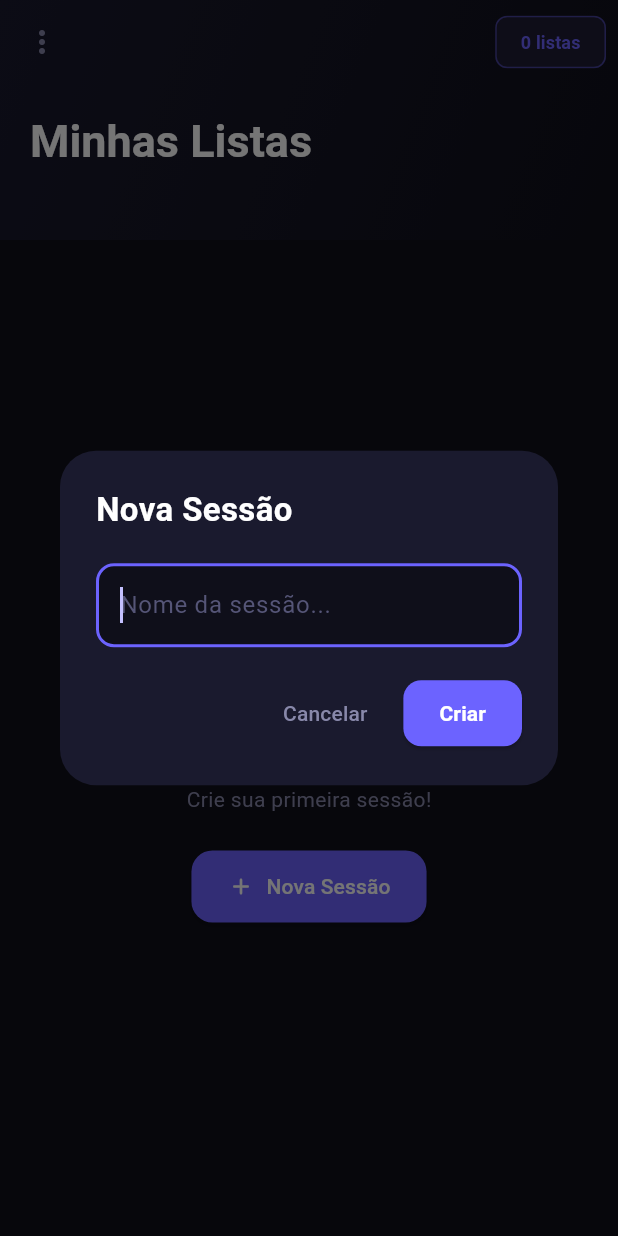
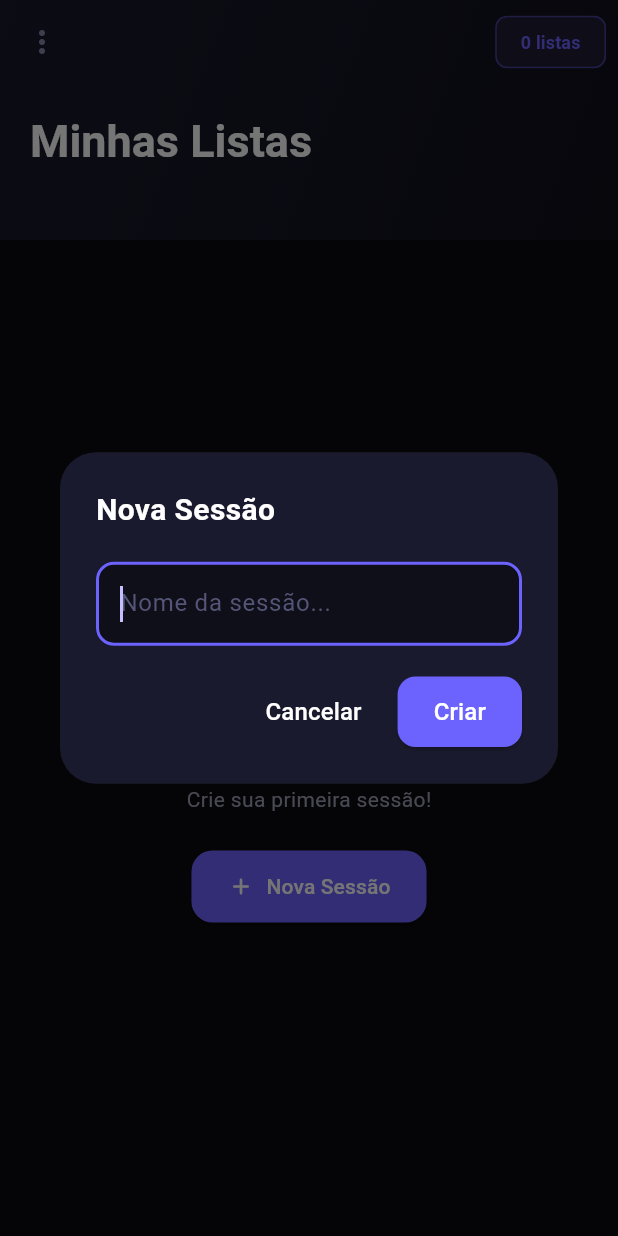
Before and after one commit to davy-bitencourt/chooser-app, a Flutter app: the screen it shows after launch, after a tap on "Nova Sessão", on a phone screen of 412 x 824 dp. Run offline on Flutter 3.47's test engine with Material 3 defaults, Android fonts, the phone set to English and light mode, and no system bars; our stand-ins replace file_picker, shared_preferences; Roboto replaces fonts that are missing (SF Pro Display).

Commit message:
add: styles

```diff
--- a/lib/screens/lists_screen.dart
+++ b/lib/screens/lists_screen.dart
@@ -5,6 +5,7 @@ import 'package:flutter/services.dart';
 import '../models/item_list.dart';
 import '../services/storage_service.dart';
 import 'items_screen.dart';
+import '../styles/styles.dart';
 
 class ListsScreen extends StatefulWidget {
   const ListsScreen({super.key});
@@ -113,17 +114,13 @@ class _ListsScreenState extends State<ListsScreen> with TickerProviderStateMixin
                   children: [
                     Padding(
                       padding: const EdgeInsets.symmetric(horizontal: 28),
-                      child: Text('Sorteio do Dia 🎲',
-                        style: const TextStyle(
-                          color: Colors.white,
-                          fontSize: 20,
-                          fontWeight: FontWeight.bold
-                        ),
+                      child: Text('Sorteio do Dia',
+                        style: AppStyles.textB1,
                         textAlign: TextAlign.center,
                       ),
                     ),
                     Positioned(
-                      right: 0,
+                      left: 0,
                       child: GestureDetector(
                         onTap: () {
                           final text = results
@@ -185,7 +182,6 @@ class _ListsScreenState extends State<ListsScreen> with TickerProviderStateMixin
 
   void _showCreateSessionDialog() {
     final nameController = TextEditingController();
-    String selectedEmoji = _emojis[0];
 
     showDialog(
       context: context,
@@ -200,10 +196,8 @@ class _ListsScreenState extends State<ListsScreen> with TickerProviderStateMixin
               crossAxisAlignment: CrossAxisAlignment.start,
               children: [
                 const Text('Nova Sessão',
-                    style: TextStyle(
-                        color: Colors.white,
-                        fontSize: 22,
-                        fontWeight: FontWeight.bold)),
+                    style: AppStyles.textB1,
+                    ),
                 const SizedBox(height: 20),
                 TextField(
                   controller: nameController,
@@ -230,8 +224,7 @@ class _ListsScreenState extends State<ListsScreen> with TickerProviderStateMixin
                   children: [
                     TextButton(
                       onPressed: () => Navigator.pop(ctx),
-                      child: const Text('Cancelar',
-                          style: TextStyle(color: Color(0xFF8888AA))),
+                      child: const Text('Cancelar', style: AppStyles.textS1),
                     ),
                     const SizedBox(width: 12),
                     ElevatedButton(
@@ -259,8 +252,7 @@ class _ListsScreenState extends State<ListsScreen> with TickerProviderStateMixin
                         padding: const EdgeInsets.symmetric(
                             horizontal: 24, vertical: 12),
                       ),
-                      child: const Text('Criar',
-                          style: TextStyle(fontWeight: FontWeight.bold)),
+                      child: const Text('Criar', style: AppStyles.textS1),
                     ),
                   ],
                 ),
@@ -289,13 +281,10 @@ class _ListsScreenState extends State<ListsScreen> with TickerProviderStateMixin
               crossAxisAlignment: CrossAxisAlignment.start,
               children: [
                 const Text('Nova Lista',
-                    style: TextStyle(
-                        color: Colors.white,
-                        fontSize: 22,
-                        fontWeight: FontWeight.bold)),
-                const SizedBox(height: 20),
+                    style: AppStyles.textB1),
+                const SizedBox(height: 15),
                 const Text('Escolha um emoji',
-                    style: TextStyle(color: Color(0xFF8888AA), fontSize: 13)),
+                    style: AppStyles.textSS2),
                 const SizedBox(height: 10),
                 SizedBox(
                   height: 120,
@@ -359,8 +348,7 @@ class _ListsScreenState extends State<ListsScreen> with TickerProviderStateMixin
                   children: [
                     TextButton(
                       onPressed: () => Navigator.pop(ctx),
-                      child: const Text('Cancelar',
-                          style: TextStyle(color: Color(0xFF8888AA))),
+                      child: const Text('Cancelar', style: AppStyles.textS1),
                     ),
                     const SizedBox(width: 12),
                     ElevatedButton(
@@ -385,8 +373,7 @@ class _ListsScreenState extends State<ListsScreen> with TickerProviderStateMixin
                         padding: const EdgeInsets.symmetric(
                             horizontal: 24, vertical: 12),
                       ),
-                      child: const Text('Criar',
-                          style: TextStyle(fontWeight: FontWeight.bold)),
+                      child: const Text('Criar', style: AppStyles.textS1),
                     ),
                   ],
                 ),
@@ -415,13 +402,10 @@ class _ListsScreenState extends State<ListsScreen> with TickerProviderStateMixin
               crossAxisAlignment: CrossAxisAlignment.start,
               children: [
                 const Text('Editar Lista',
-                    style: TextStyle(
-                        color: Colors.white,
-                        fontSize: 22,
-                        fontWeight: FontWeight.bold)),
+                    style: AppStyles.textB1),
                 const SizedBox(height: 20),
                 const Text('Escolha um emoji',
-                    style: TextStyle(color: Color(0xFF8888AA), fontSize: 13)),
+                    style: AppStyles.textSS2),
                 const SizedBox(height: 10),
                 SizedBox(
                   height: 120,
@@ -485,8 +469,7 @@ class _ListsScreenState extends State<ListsScreen> with TickerProviderStateMixin
                   children: [
                     TextButton(
                       onPressed: () => Navigator.pop(ctx),
-                      child: const Text('Cancelar',
-                          style: TextStyle(color: Color(0xFF8888AA))),
+                      child: const Text('Cancelar', style: AppStyles.textS1),
                     ),
                     const SizedBox(width: 12),
                     ElevatedButton(
@@ -542,8 +525,7 @@ class _ListsScreenState extends State<ListsScreen> with TickerProviderStateMixin
         actions: [
           TextButton(
             onPressed: () => Navigator.pop(ctx),
-            child: const Text('Cancelar',
-                style: TextStyle(color: Color(0xFF8888AA))),
+            child: const Text('Cancelar', style: AppStyles.textS1),
           ),
           ElevatedButton(
             onPressed: () {
@@ -585,8 +567,7 @@ void _showEditSessionDialog(Session session) {
             mainAxisSize: MainAxisSize.min,
             crossAxisAlignment: CrossAxisAlignment.start,
             children: [
-              const Text('Editar Sessão',
-                  style: TextStyle(color: Colors.white, fontSize: 22, fontWeight: FontWeight.bold)),
+              const Text('Editar Sessão', style: AppStyles.textB1),
               const SizedBox(height: 20),
               TextField(
                 controller: nameController,
@@ -613,7 +594,7 @@ void _showEditSessionDialog(Session session) {
                 children: [
                   TextButton(
                     onPressed: () => Navigator.pop(ctx),
-                    child: const Text('Cancelar', style: TextStyle(color: Color(0xFF8888AA))),
+                    child: const Text('Cancelar', style: AppStyles.textS1),
                   ),
                   const SizedBox(width: 12),
                   ElevatedButton(
@@ -663,7 +644,7 @@ void _deleteSession(String id) {
       actions: [
         TextButton(
           onPressed: () => Navigator.pop(ctx),
-          child: const Text('Cancelar', style: TextStyle(color: Color(0xFF8888AA))),
+          child: const Text('Cancelar', style: AppStyles.textS1),
         ),
         ElevatedButton(
           onPressed: () {
@@ -693,30 +674,23 @@ void _deleteSession(String id) {
     final lists = _currentLists;
 
     return Scaffold(
-      backgroundColor: const Color(0xFF0F0F1A),
+      backgroundColor: AppColors.bgDeep,
       body: CustomScrollView(
         slivers: [
           SliverAppBar(
             expandedHeight: 160,
             floating: false,
             pinned: true,
-            backgroundColor: const Color(0xFF0F0F1A),
+            backgroundColor: AppColors.bgSurface,
             leading: IconButton(
               icon: const Icon(Icons.more_vert_rounded, color: Color(0xFF8888AA)),
               onPressed: () {
               },
             ),
             flexibleSpace: FlexibleSpaceBar(
-              title: Text(
-                _currentSession?.name ?? 'Minhas Listas',
-                style: const TextStyle(
-                  color: Colors.white,
-                  fontWeight: FontWeight.bold,
-                  fontSize: 20,
-                ),
-              ),
+              title: Text(_currentSession?.name ?? 'Minhas Listas', style: AppStyles.textB1),
               titlePadding: const EdgeInsets.only(left: 20, bottom: 48),
-              background: Container(
+              background: Container( // tirar esse gradiente seja lá onde ele esteja
                 decoration: const BoxDecoration(
                   gradient: LinearGradient(
                     begin: Alignment.topLeft,
@@ -774,15 +748,11 @@ void _deleteSession(String id) {
                             child: Column(
                               mainAxisSize: MainAxisSize.min,
                               children: [
-                                Text(s.name,
-                                    style: const TextStyle(
-                                        color: Colors.white,
-                                        fontSize: 18,
-                                        fontWeight: FontWeight.bold)),
+                                Text(s.name, style: AppStyles.textB1),
                                 const SizedBox(height: 20),
                                 ListTile(
                                   leading: const Icon(Icons.edit_rounded, color: Color(0xFF6C63FF)),
-                                  title: const Text('Editar', style: TextStyle(color: Colors.white)),
+                                  title: const Text('Editar', style: AppStyles.textS1),
                                   onTap: () {
                                     Navigator.pop(ctx);
                                     _showEditSessionDialog(s);
@@ -790,7 +760,7 @@ void _deleteSession(String id) {
                                 ),
                                 ListTile(
                                   leading: const Icon(Icons.delete_rounded, color: Color(0xFFFF4757)),
-                                  title: const Text('Excluir', style: TextStyle(color: Color(0xFFFF4757))),
+                                  title: const Text('Excluir', style: AppStyles.textS1),
                                   onTap: () {
                                     Navigator.pop(ctx);
                                     _deleteSession(s.id);
@@ -826,14 +796,9 @@ void _deleteSession(String id) {
                       )
                     ),
                     const SizedBox(height: 20),
-                    const Text('Nenhuma sessão ainda',
-                        style: TextStyle(
-                            color: Colors.white,
-                            fontSize: 18,
-                            fontWeight: FontWeight.bold)),
+                    const Text('Nenhuma sessão ainda', style: AppStyles.textM1),
                     const SizedBox(height: 8),
-                    const Text('Crie sua primeira sessão!',
-                        style: TextStyle(color: Color(0xFF8888AA), fontSize: 14)),
+                    const Text('Crie sua primeira sessão!', style: AppStyles.textSS2),
                     const SizedBox(height: 24),
                     ElevatedButton.icon(
                       onPressed: _showCreateSessionDialog,
@@ -842,10 +807,8 @@ void _deleteSession(String id) {
                       style: ElevatedButton.styleFrom(
                         backgroundColor: const Color(0xFF6C63FF),
                         foregroundColor: Colors.white,
-                        shape: RoundedRectangleBorder(
-                            borderRadius: BorderRadius.circular(14)),
-                        padding: const EdgeInsets.symmetric(
-                            horizontal: 24, vertical: 14),
+                        shape: RoundedRectangleBorder(borderRadius: BorderRadius.circular(14)),
+                        padding: const EdgeInsets.symmetric( horizontal: 24, vertical: 14),
                       ),
                     ),
                   ],
@@ -866,16 +829,12 @@ void _deleteSession(String id) {
                       ),
                     ),
                     const SizedBox(height: 20),
-                    const Text('Nenhuma lista ainda',
-                        style: TextStyle(
-                            color: Colors.white,
-                            fontSize: 18,
-                            fontWeight: FontWeight.bold)),
+                    const Text('Nenhuma lista ainda', style: AppStyles.textM1),
                     const SizedBox(height: 8),
                     const Text(
                       'Crie sua primeira lista\npara começar!',
                       textAlign: TextAlign.center,
-                      style: TextStyle(color: Color(0xFF8888AA), fontSize: 14),
+                      style: AppStyles.textSS2,
                     ),
                   ],
                 ),
--- /dev/null
+++ b/lib/styles/styles.dart
@@ -0,0 +1,47 @@
+import 'package:flutter/material.dart';
+
+class AppColors {
+  static const bgDeep     = Color(0xFF0A0A0F);
+  static const bgSurface  = Color(0xFF12121C);
+
+  static const textPrimary   = Color(0xFFFFFFFF);
+  static const textSecondary = Color(0xFFA0A0B8);
+
+  static const primary = Color(0xFF5B52D9);
+  static const danger       = Color(0xFFFF4757);
+}
+
+class AppStyles {
+
+  static const textL1 = TextStyle(
+    color: AppColors.textPrimary,
+    fontWeight: FontWeight.bold,
+    fontSize: 20,
+  );
+
+  static const textB1 = TextStyle(
+    color: AppColors.textPrimary,
+    fontWeight: FontWeight.bold,
+    fontSize: 20,
+  );
+
+  static const textM1 = TextStyle(
+    color: AppColors.textPrimary,
+    fontSize: 18,
+  );
+
+  static const textM2 = TextStyle(
+    color: AppColors.textSecondary,
+    fontSize: 18,
+  );
+
+  static const textS1 = TextStyle(
+    color: AppColors.textPrimary,
+    fontSize: 16,
+  );
+
+  static const textSS2 = TextStyle(
+    color: AppColors.textSecondary,
+    fontSize: 14,
+  );
+}
```
